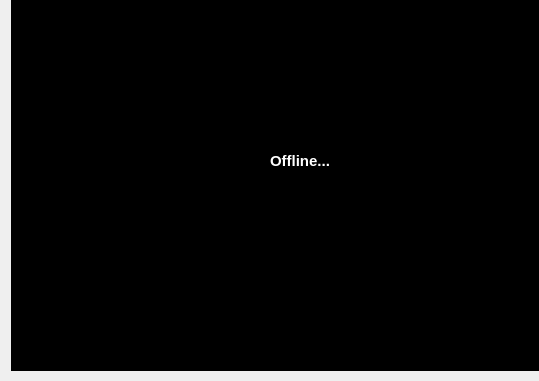
First picture: the form in mainwindow.ui, repository mat0pad/smartPark, before the edit; both pictures show x 0 to 539 and y 99 to 480 of the 800 by 480 pixel window.
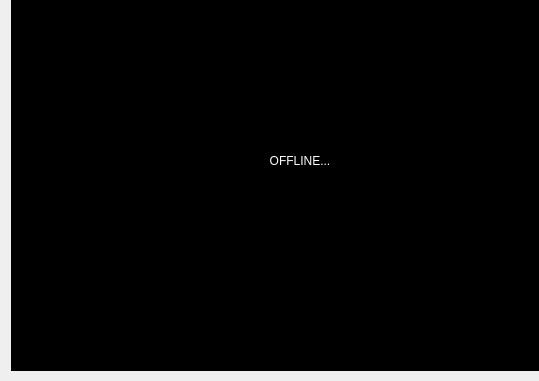
Second picture: the form after the edit. Icons and pictures are not drawn.

Commit message: Changed back to using label for camera

```diff
--- a/mainwindow.ui
+++ b/mainwindow.ui
@@ -75,21 +75,12 @@
        </item>
        <item>
         <widget class="QLabel" name="label_2">
-         <property name="toolTip">
-          <string>&lt;html&gt;&lt;head/&gt;&lt;body&gt;&lt;p&gt;&lt;span style=&quot; font-weight:600; color:#000000;&quot;&gt;Henrik &amp;amp; Frederik will make it!&lt;/span&gt;&lt;/p&gt;&lt;/body&gt;&lt;/html&gt;</string>
-         </property>
-         <property name="autoFillBackground">
-          <bool>false</bool>
-         </property>
          <property name="styleSheet">
           <string notr="true">background-color: rgb(0, 0, 0);
-border-bottom-color: rgb(255, 255, 255);</string>
+font: 12pt &quot;Sans Serif&quot;;</string>
          </property>
          <property name="text">
-          <string>&lt;html&gt;&lt;head/&gt;&lt;body&gt;&lt;p&gt;&lt;span style=&quot; font-size:11pt; font-weight:600; color:#ffffff;&quot;&gt;Offline...&lt;/span&gt;&lt;/p&gt;&lt;/body&gt;&lt;/html&gt;</string>
-         </property>
-         <property name="alignment">
-          <set>Qt::AlignCenter</set>
+          <string>&lt;html&gt;&lt;head/&gt;&lt;body&gt;&lt;p align=&quot;center&quot;&gt;&lt;span style=&quot; color:#ffffff;&quot;&gt;OFFLINE...&lt;/span&gt;&lt;/p&gt;&lt;/body&gt;&lt;/html&gt;</string>
          </property>
         </widget>
        </item>
```
Left out of the diff: 8 changed lines with no effect on the pictures. The commit also changes 4 other files.
